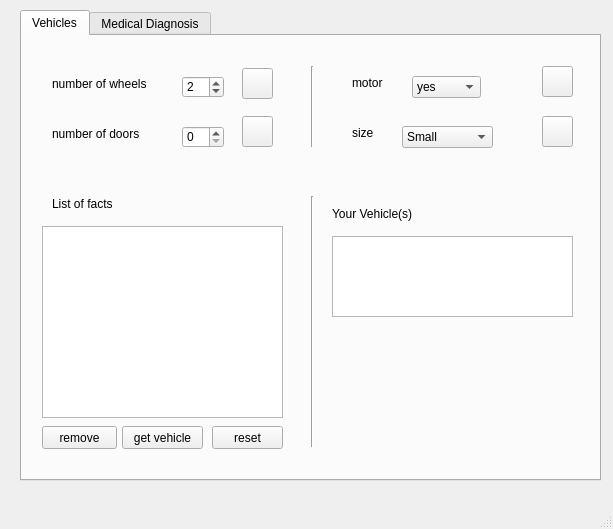
This is mainUI.ui in super-cinnamon/Tech-Agents-with-Experta as Qt 5 draws it before an edit. The edited form follows.
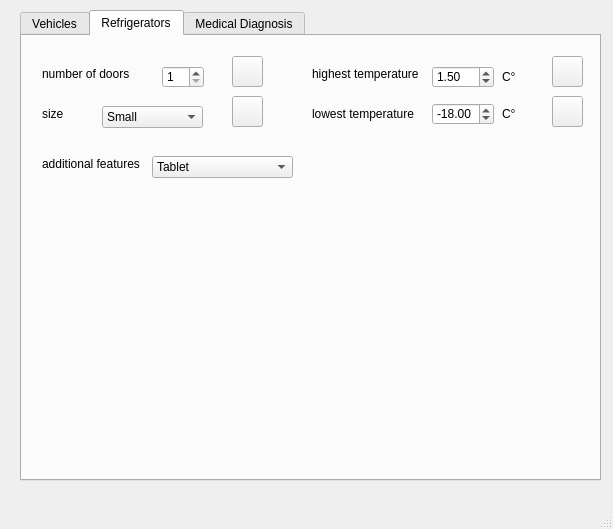
This is the edited form. Icons and pictures are not drawn.

Commit message: added the rules and started the GUI of the fridge

```diff
--- a/mainUI.ui
+++ b/mainUI.ui
@@ -36,7 +36,10 @@
      </rect>
     </property>
     <property name="currentIndex">
-     <number>0</number>
+     <number>1</number>
+    </property>
+    <property name="usesScrollButtons">
+     <bool>false</bool>
     </property>
     <widget class="QWidget" name="Vehicles">
      <attribute name="title">
@@ -345,6 +348,280 @@
       </property>
      </widget>
     </widget>
+    <widget class="QWidget" name="Refrigerators">
+     <attribute name="title">
+      <string>Refrigerators</string>
+     </attribute>
+     <widget class="QLabel" name="label_14">
+      <property name="geometry">
+       <rect>
+        <x>20</x>
+        <y>30</y>
+        <width>101</width>
+        <height>16</height>
+       </rect>
+      </property>
+      <property name="text">
+       <string>number of doors</string>
+      </property>
+     </widget>
+     <widget class="QLabel" name="label_15">
+      <property name="geometry">
+       <rect>
+        <x>20</x>
+        <y>70</y>
+        <width>47</width>
+        <height>16</height>
+       </rect>
+      </property>
+      <property name="text">
+       <string>size</string>
+      </property>
+     </widget>
+     <widget class="QLabel" name="label_16">
+      <property name="geometry">
+       <rect>
+        <x>290</x>
+        <y>30</y>
+        <width>111</width>
+        <height>16</height>
+       </rect>
+      </property>
+      <property name="text">
+       <string>highest temperature</string>
+      </property>
+     </widget>
+     <widget class="QLabel" name="label_17">
+      <property name="geometry">
+       <rect>
+        <x>290</x>
+        <y>70</y>
+        <width>111</width>
+        <height>16</height>
+       </rect>
+      </property>
+      <property name="text">
+       <string>lowest temperature</string>
+      </property>
+     </widget>
+     <widget class="QLabel" name="label_18">
+      <property name="geometry">
+       <rect>
+        <x>20</x>
+        <y>120</y>
+        <width>101</width>
+        <height>16</height>
+       </rect>
+      </property>
+      <property name="text">
+       <string>additional features</string>
+      </property>
+     </widget>
+     <widget class="QPushButton" name="addFdoors">
+      <property name="geometry">
+       <rect>
+        <x>210</x>
+        <y>20</y>
+        <width>31</width>
+        <height>31</height>
+       </rect>
+      </property>
+      <property name="text">
+       <string/>
+      </property>
+      <property name="icon">
+       <iconset>
+        <normaloff>button_icons/add.png</normaloff>button_icons/add.png</iconset>
+      </property>
+     </widget>
+     <widget class="QSpinBox" name="f_doors">
+      <property name="geometry">
+       <rect>
+        <x>140</x>
+        <y>30</y>
+        <width>42</width>
+        <height>22</height>
+       </rect>
+      </property>
+      <property name="minimum">
+       <number>1</number>
+      </property>
+     </widget>
+     <widget class="QComboBox" name="f_size">
+      <property name="geometry">
+       <rect>
+        <x>80</x>
+        <y>70</y>
+        <width>101</width>
+        <height>22</height>
+       </rect>
+      </property>
+      <item>
+       <property name="text">
+        <string>Small</string>
+       </property>
+      </item>
+      <item>
+       <property name="text">
+        <string>Medium</string>
+       </property>
+      </item>
+      <item>
+       <property name="text">
+        <string>Large</string>
+       </property>
+      </item>
+     </widget>
+     <widget class="QPushButton" name="addFsize">
+      <property name="geometry">
+       <rect>
+        <x>210</x>
+        <y>60</y>
+        <width>31</width>
+        <height>31</height>
+       </rect>
+      </property>
+      <property name="text">
+       <string/>
+      </property>
+      <property name="icon">
+       <iconset>
+        <normaloff>button_icons/add.png</normaloff>button_icons/add.png</iconset>
+      </property>
+     </widget>
+     <widget class="QDoubleSpinBox" name="hi_temp">
+      <property name="geometry">
+       <rect>
+        <x>410</x>
+        <y>30</y>
+        <width>62</width>
+        <height>22</height>
+       </rect>
+      </property>
+      <property name="minimum">
+       <double>1.000000000000000</double>
+      </property>
+      <property name="maximum">
+       <double>15.000000000000000</double>
+      </property>
+      <property name="singleStep">
+       <double>0.100000000000000</double>
+      </property>
+      <property name="value">
+       <double>1.500000000000000</double>
+      </property>
+     </widget>
+     <widget class="QLabel" name="label_19">
+      <property name="geometry">
+       <rect>
+        <x>480</x>
+        <y>33</y>
+        <width>31</width>
+        <height>16</height>
+       </rect>
+      </property>
+      <property name="text">
+       <string>C°</string>
+      </property>
+     </widget>
+     <widget class="QPushButton" name="addHiTemp">
+      <property name="geometry">
+       <rect>
+        <x>530</x>
+        <y>20</y>
+        <width>31</width>
+        <height>31</height>
+       </rect>
+      </property>
+      <property name="text">
+       <string/>
+      </property>
+      <property name="icon">
+       <iconset>
+        <normaloff>button_icons/add.png</normaloff>button_icons/add.png</iconset>
+      </property>
+     </widget>
+     <widget class="QLabel" name="label_20">
+      <property name="geometry">
+       <rect>
+        <x>480</x>
+        <y>70</y>
+        <width>21</width>
+        <height>16</height>
+       </rect>
+      </property>
+      <property name="text">
+       <string>C°</string>
+      </property>
+     </widget>
+     <widget class="QDoubleSpinBox" name="lo_temp">
+      <property name="geometry">
+       <rect>
+        <x>410</x>
+        <y>67</y>
+        <width>62</width>
+        <height>22</height>
+       </rect>
+      </property>
+      <property name="decimals">
+       <number>2</number>
+      </property>
+      <property name="minimum">
+       <double>-100.000000000000000</double>
+      </property>
+      <property name="maximum">
+       <double>4.000000000000000</double>
+      </property>
+      <property name="singleStep">
+       <double>0.100000000000000</double>
+      </property>
+      <property name="value">
+       <double>-18.000000000000000</double>
+      </property>
+     </widget>
+     <widget class="QPushButton" name="addLoTemp">
+      <property name="geometry">
+       <rect>
+        <x>530</x>
+        <y>60</y>
+        <width>31</width>
+        <height>31</height>
+       </rect>
+      </property>
+      <property name="text">
+       <string/>
+      </property>
+      <property name="icon">
+       <iconset>
+        <normaloff>button_icons/add.png</normaloff>button_icons/add.png</iconset>
+      </property>
+     </widget>
+     <widget class="QComboBox" name="comboBox">
+      <property name="geometry">
+       <rect>
+        <x>130</x>
+        <y>120</y>
+        <width>141</width>
+        <height>22</height>
+       </rect>
+      </property>
+      <item>
+       <property name="text">
+        <string>Tablet</string>
+       </property>
+      </item>
+      <item>
+       <property name="text">
+        <string>Water Dispenser</string>
+       </property>
+      </item>
+      <item>
+       <property name="text">
+        <string>Ice Dispenser</string>
+       </property>
+      </item>
+     </widget>
+    </widget>
     <widget class="QWidget" name="Diagnosis">
      <attribute name="title">
       <string>Medical Diagnosis</string>
```
The commit also changes 1 other file.
